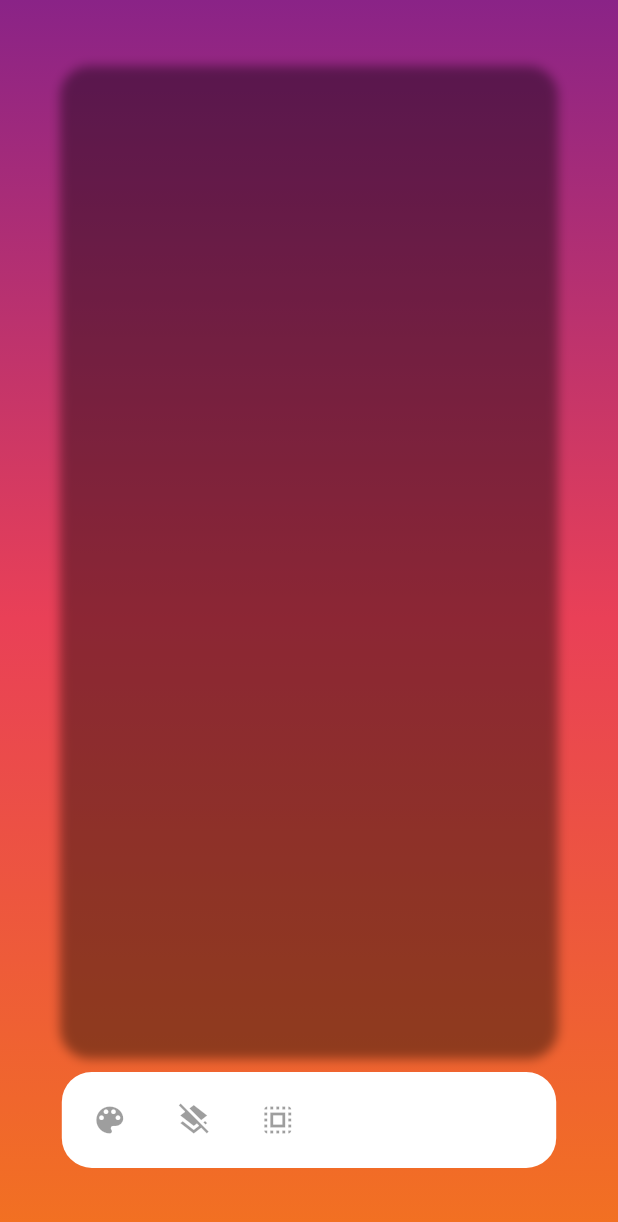
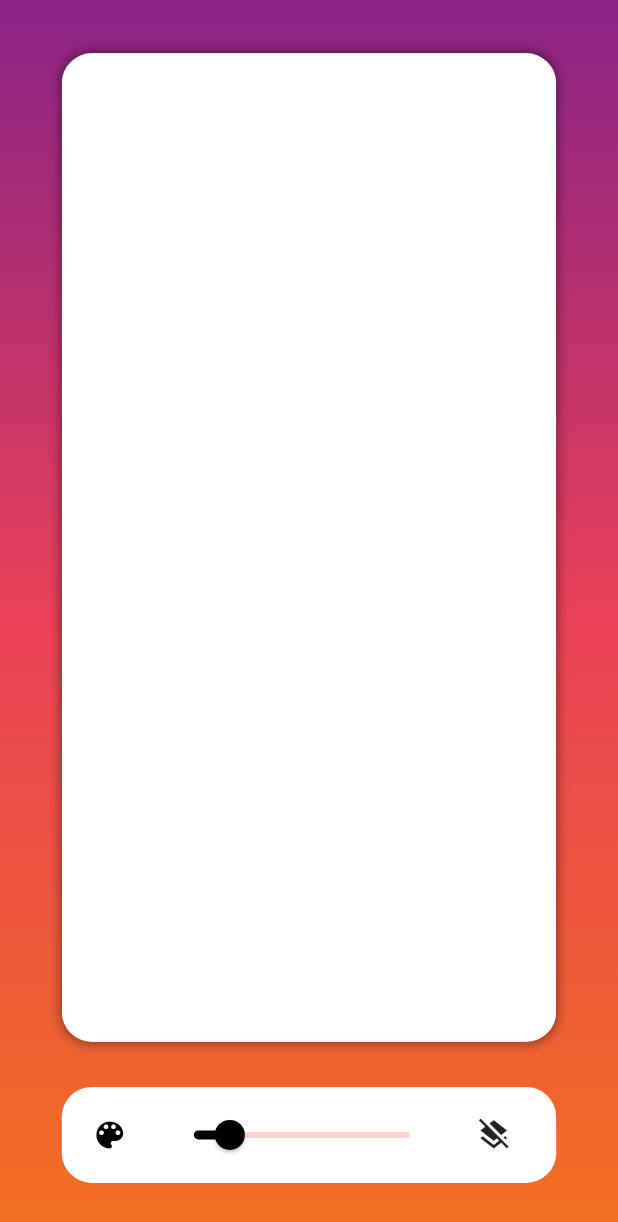
Before and after one commit to Mohammed-Ibrahim99/paint_app, a Flutter app: the screen it shows after launch, on a phone screen of 412 x 824 dp. Shown: the top 1222 px of the screen. Run offline on Flutter 3.47's test engine with Material 2 defaults, Android fonts, the phone set to English and light mode, and no system bars; our stand-ins replace flutter_colorpicker; missing offline and left inert: dart:html.

Commit message:
Finished tutorial from here https://www.youtube.com/watch?v=Zv5T2C1oKus, need to fix null issue when stopping the use of canvas

```diff
--- a/lib/main.dart
+++ b/lib/main.dart
@@ -1,6 +1,10 @@
+// All credit goes to:
+// https://www.youtube.com/watch?v=Zv5T2C1oKus
 import 'dart:html';
+import 'dart:ui';
 
 import 'package:flutter/material.dart';
+import 'package:flutter_colorpicker/flutter_colorpicker.dart';
 
 void main() {
   runApp(const MyApp());
@@ -17,16 +21,24 @@ class MyApp extends StatelessWidget {
       theme: ThemeData(
         primarySwatch: Colors.red,
       ),
-      home: const MyHomePage(title: 'Flutter'),
+      home: MyHomePage(title: 'Flutter'),
     );
   }
 }
 
+class DrawingArea
+{
+  Offset point;
+  Paint areaPaint;
+
+  DrawingArea({required this.point, required this.areaPaint});
+}
 
 class MyHomePage extends StatefulWidget {
-  const MyHomePage({super.key, required this.title});
+  MyHomePage({super.key, required this.title});
 
   final String title;
+
 
   @override
   State<MyHomePage> createState() => _MyHomePageState();
@@ -34,6 +46,45 @@ class MyHomePage extends StatefulWidget {
 
 class _MyHomePageState extends State<MyHomePage> {
 
+  List<DrawingArea> points = [];
+  Color selectedColor = Colors.black;
+  double? strokeWidth;
+
+  @override
+  void initState()
+  {
+    super.initState();
+    selectedColor = Colors.black;
+    strokeWidth = 2.0;
+  }
+    void selectColour()
+    {
+      showDialog(context: context,
+          builder: (context) => AlertDialog(
+            title: const Text("Colour Chooser"),
+            content: SingleChildScrollView(
+              child: BlockPicker(
+                pickerColor: selectedColor,
+                onColorChanged: (color)
+                {
+                  this.setState(() {
+                    selectedColor = color;
+                  });
+                },
+              ),
+            ),
+            // actions: <Widget>[
+            //   FlatButton(
+            //     onPressed: ()
+            //         {
+            //           Navigator.of(context).pop();
+            //         },
+            //     child: Text("Close"))
+            // ],
+          ),
+
+      );
+    }
   @override
   Widget build(BuildContext context) {
     final double width = MediaQuery.of(context).size.width;
@@ -76,16 +127,74 @@ class _MyHomePageState extends State<MyHomePage> {
                     )
                   ]
                   ),
+
+                  /***************************************
+                   * Detecting when user clicks on      *
+                   * canvas to draw                     *
+                   **************************************/
+                  child: GestureDetector
+                  (
+                    //User Tapping on screen
+                    onPanDown: (details)
+                    {
+                      this.setState((){points.add(DrawingArea(point: details.localPosition,
+                          areaPaint: Paint()
+                            ..strokeCap = StrokeCap.round
+                            ..isAntiAlias = true
+                            ..color = selectedColor
+                            ..strokeWidth = strokeWidth!));});
+                    },
+
+                    //User moving on screen
+                    onPanUpdate: (details)
+                    {
+                      this.setState((){points.add(DrawingArea(point: details.localPosition,
+                          areaPaint: Paint()
+                            ..strokeCap = StrokeCap.round
+                            ..isAntiAlias = true
+                            ..color = selectedColor
+                            ..strokeWidth = strokeWidth!));});
+                    },
+
+                    //User removing finger from screen
+                    onPanEnd: (details)
+                    {
+                      this.setState(() {
+                        points.add(null!);
+                      });
+
+                    },
+
+                    child: ClipRRect(
+                      borderRadius: BorderRadius.all(Radius.circular(20.0)),
+                    child: CustomPaint
+                           (
+                              painter: MyCustomPainter(points: points, color: selectedColor, strokeWidth: strokeWidth!),
+                           ),
+                  ),
+                  ),
                 ),
                 const SizedBox(
                   height: 10,
                 ),
+
+                /***************************************
+                 * Space between canvas and buttons    *
+                 **************************************/
+
+                const SizedBox
+                (
+                  height: 20
+                ),
+
                 /***************************************
                  * Buttons at the Bottom of the screen *
                  **************************************/
+
                 Container(
                   width: width * 0.80,
-                  decoration: BoxDecoration(
+                  decoration: const BoxDecoration
+                  (
                     color: Colors.white,
                     borderRadius: BorderRadius.all(Radius.circular(20.0))
                   ),
@@ -93,12 +202,27 @@ class _MyHomePageState extends State<MyHomePage> {
                     children: <Widget>[
                       ButtonBar(
                         children: [
-                          IconButton(onPressed: null,
-                              icon: const Icon(Icons.color_lens)),
-                          IconButton(onPressed: null,
-                              icon: const Icon(Icons.layers_clear)),
-                          IconButton(onPressed: null,
-                              icon: const Icon(Icons.select_all))
+                          IconButton(onPressed: (){
+                            selectColour();
+                          }, icon: Icon(Icons.color_lens, color: selectedColor,)),
+
+                          Expanded(child: Slider(
+                              min: 1.0,
+                              max: 7.0,
+                              activeColor: selectedColor,
+                              value:strokeWidth!, onChanged:(value)
+                          {
+                            this.setState(() {
+                              strokeWidth = value;
+                            });
+                          })),
+
+                          IconButton(onPressed: (){
+                            this.setState(() {
+                              points.clear();
+                            });
+                          }, icon: Icon(Icons.layers_clear)),
+
                         ],
                       )
                     ],
@@ -115,3 +239,43 @@ class _MyHomePageState extends State<MyHomePage> {
     );
   }
 }
+
+
+class MyCustomPainter extends CustomPainter
+{
+  List<DrawingArea> points;
+  Color color;
+  double strokeWidth;
+
+  MyCustomPainter({required this.points, required this.color, required this.strokeWidth});
+
+  @override
+  void paint(Canvas canvas, Size size)
+  {
+    Paint background = Paint()..color = Colors.white;
+    Rect rect = Rect.fromLTWH(0, 0, size.width, size.height);
+    canvas.drawRect(rect, background);
+
+
+    for(int x=0; x<points.length-1; x++)
+      {
+        if(points[x] != null && points[x+1] != null)
+          {
+            Paint paint = points[x].areaPaint;
+            canvas.drawLine(points[x].point, points[x + 1].point, paint);
+          }
+        else if (points[x] != null && points[x+1] == null)
+          {
+            Paint paint = points[x].areaPaint;
+            canvas.drawPoints(PointMode.points, [points[x].point], paint);
+          }
+      }
+  }
+
+  @override
+  bool shouldRepaint(CustomPainter oldDelegate)
+  {
+    return true;
+  }
+
+}
--- a/pubspec.yaml
+++ b/pubspec.yaml
@@ -29,6 +29,7 @@ environment:
 # the latest version available on pub.dev. To see which dependencies have newer
 # versions available, run `flutter pub outdated`.
 dependencies:
+  flutter_colorpicker: ^0.3.2
   flutter:
     sdk: flutter
 
```
